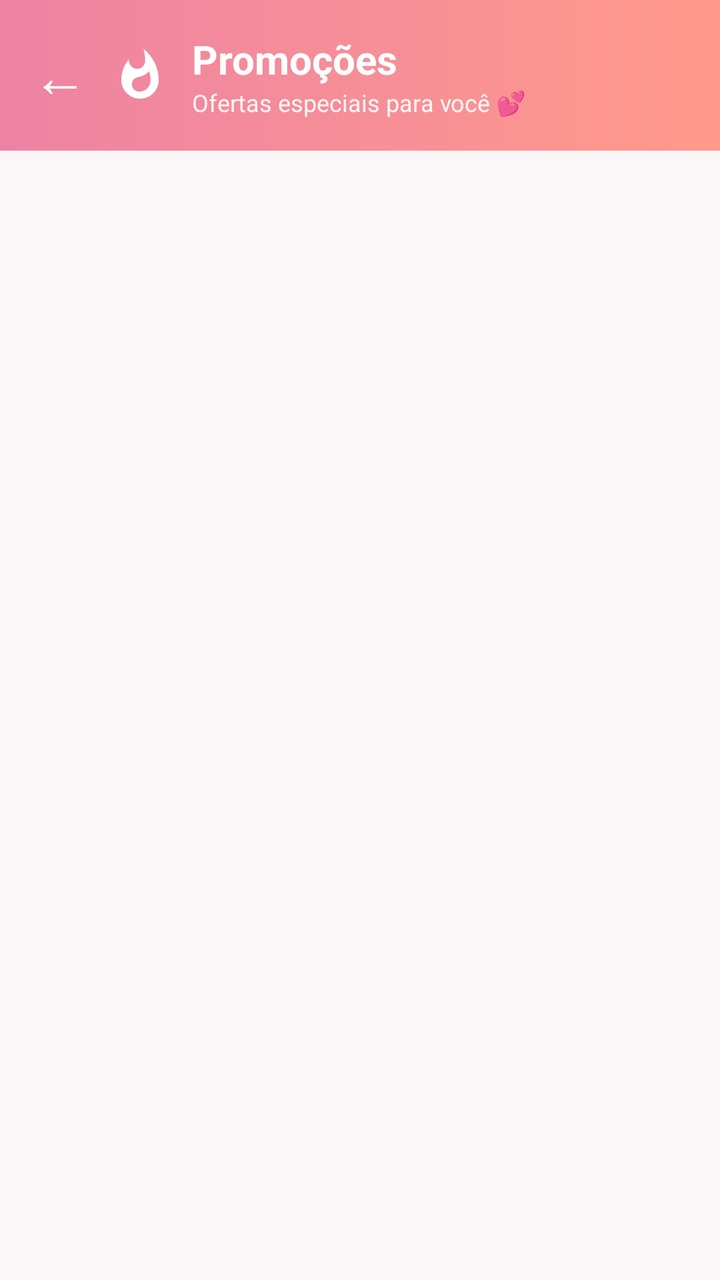
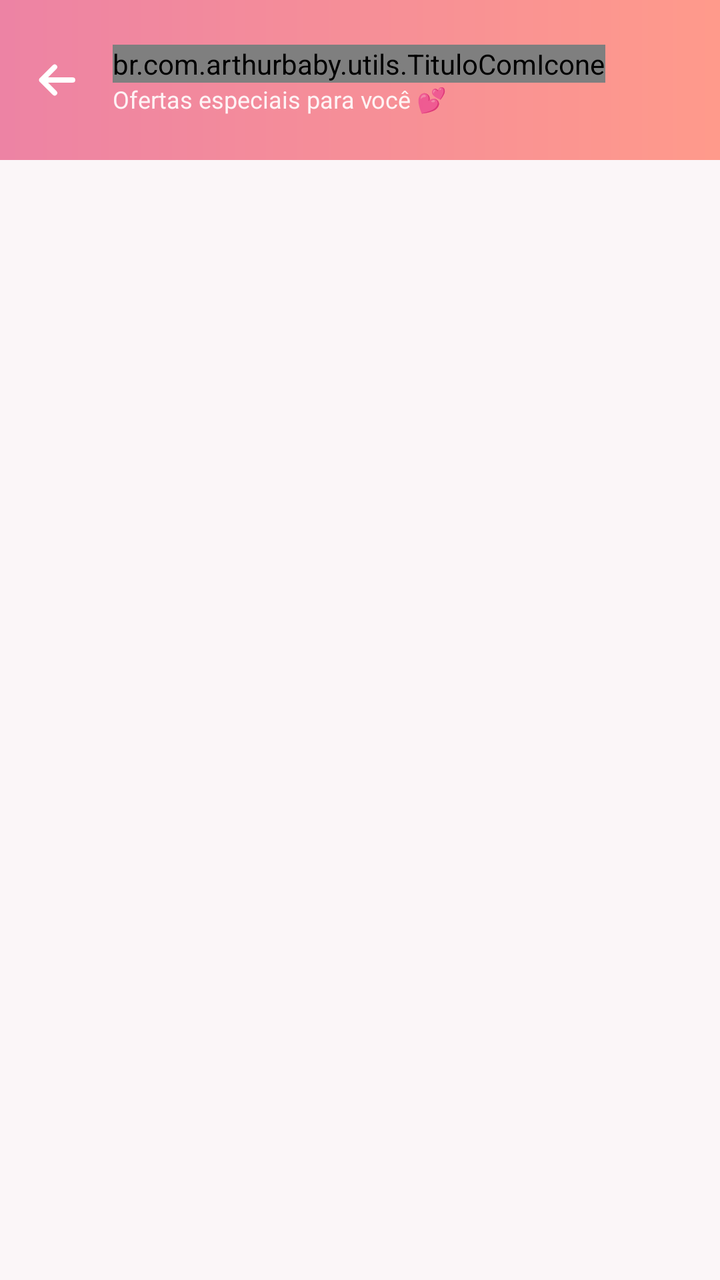

An Android layout rendered at two revisions. The XML below is the earlier revision; the diff shows what the commit changed to produce the second picture.
<!-- AndroidManifest.xml: application theme Theme.ArthurBaby -->
<!-- res/layout/fragment_promocoes.xml -->
<?xml version="1.0" encoding="utf-8"?>
<LinearLayout xmlns:android="http://schemas.android.com/apk/res/android"
    xmlns:app="http://schemas.android.com/apk/res-auto"
    android:layout_width="match_parent"
    android:layout_height="match_parent"
    android:orientation="vertical"
    android:background="@color/fundo_claro">

    
    <LinearLayout
        android:layout_width="match_parent"
        android:layout_height="wrap_content"
        android:orientation="horizontal"
        android:gravity="center_vertical"
        android:padding="16dp"
        android:paddingTop="20dp"
        android:paddingBottom="20dp"
        android:background="@drawable/bg_gradiente_promocao">

        <TextView
            android:id="@+id/btnVoltar"
            android:layout_width="wrap_content"
            android:layout_height="wrap_content"
            android:text="←"
            android:textSize="28sp"
            android:textColor="@color/branco"
            android:paddingEnd="12dp" />

        <LinearLayout
            android:layout_width="0dp"
            android:layout_height="wrap_content"
            android:layout_weight="1"
            android:orientation="horizontal"
            android:gravity="center_vertical">

            <ImageView
                android:layout_width="28dp"
                android:layout_height="28dp"
                android:src="@drawable/ic_promocao"
                app:tint="@color/branco"
                android:contentDescription="Promoções" />

            <LinearLayout
                android:layout_width="wrap_content"
                android:layout_height="wrap_content"
                android:orientation="vertical"
                android:layout_marginStart="12dp">

                <TextView
                    android:layout_width="wrap_content"
                    android:layout_height="wrap_content"
                    android:text="Promoções"
                    android:textSize="20sp"
                    android:textStyle="bold"
                    android:textColor="@color/branco" />

                <TextView
                    android:layout_width="wrap_content"
                    android:layout_height="wrap_content"
                    android:text="Ofertas especiais para você 💕"
                    android:textSize="12sp"
                    android:textColor="@color/branco"
                    android:alpha="0.9" />
            </LinearLayout>
        </LinearLayout>
    </LinearLayout>

    <ProgressBar
        android:id="@+id/progressBar"
        android:layout_width="48dp"
        android:layout_height="48dp"
        android:layout_gravity="center_horizontal"
        android:layout_marginTop="60dp"
        android:indeterminateTint="@color/rosa_arthur"
        android:visibility="gone" />

    <androidx.recyclerview.widget.RecyclerView
        android:id="@+id/rvPromocoes"
        android:layout_width="match_parent"
        android:layout_height="match_parent"
        android:padding="10dp"
        android:clipToPadding="false" />

</LinearLayout>
<!-- resources referenced by this layout -->
<resources>
  <color name="branco">#FFFFFF</color>
  <color name="fundo_claro">#FBF6F8</color>
  <color name="rosa_arthur">#ED83A4</color>
  <!-- drawable bg_gradiente_promocao (drawable) -->
  <?xml version="1.0" encoding="utf-8"?>
  <shape xmlns:android="http://schemas.android.com/apk/res/android"
      android:shape="rectangle">
      <gradient
          android:startColor="@color/rosa_arthur"
          android:endColor="@color/coral"
          android:angle="0"
          android:type="linear" />
  </shape>
  <!-- drawable ic_promocao (drawable) -->
  <vector xmlns:android="http://schemas.android.com/apk/res/android"
      android:width="24dp"
      android:height="24dp"
      android:viewportWidth="24"
      android:viewportHeight="24">
      <path
          android:fillColor="#FF000000"
          android:pathData="M13.5,0.67s0.74,2.65 0.74,4.8c0,2.06 -1.35,3.73 -3.41,3.73 -2.07,0 -3.63,-1.67 -3.63,-3.73l0.03,-0.36C5.21,7.51 4,10.62 4,14c0,4.42 3.58,8 8,8s8,-3.58 8,-8C20,8.61 17.41,3.8 13.5,0.67zM11.71,19c-1.78,0 -3.22,-1.4 -3.22,-3.14 0,-1.62 1.05,-2.76 2.81,-3.12 1.77,-0.36 3.6,-1.21 4.62,-2.58 0.39,1.29 0.59,2.65 0.59,4.04 0,2.65 -2.15,4.8 -4.8,4.8z"/>
  </vector>
  <style name="Theme.ArthurBaby" parent="Theme.MaterialComponents.DayNight.NoActionBar">
          <item name="colorPrimary">@color/verde_arthur</item>
          <item name="colorPrimaryVariant">@color/verde_escuro</item>
          <item name="colorOnPrimary">@color/branco</item>
          <item name="colorSecondary">@color/rosa_arthur</item>
          <item name="colorSecondaryVariant">@color/rosa_escuro</item>
          <item name="colorOnSecondary">@color/branco</item>
          <item name="android:statusBarColor">@color/verde_arthur</item>
          <item name="android:windowBackground">@color/fundo_claro</item>
          <item name="android:navigationBarColor">@color/branco</item>
          <item name="colorSurface">@color/branco</item>
          <item name="colorOnSurface">@color/texto_primario</item>
  
          
          <item name="android:windowLightStatusBar">false</item>
          <item name="android:windowLightNavigationBar">true</item>
      </style>
  <color name="coral">#FF9A8B</color>
  <color name="verde_arthur">#37B6B0</color>
  <color name="verde_escuro">#2A8F8A</color>
  <color name="rosa_escuro">#D56586</color>
  <color name="texto_primario">#3D2E34</color>
</resources>

<!-- the commit's change to res/layout/fragment_promocoes.xml (unified diff, before → after) -->
@@ -17,14 +17,10 @@
         android:paddingBottom="20dp"
         android:background="@drawable/bg_gradiente_promocao">
 
-        <TextView
+        <ImageButton
             android:id="@+id/btnVoltar"
-            android:layout_width="wrap_content"
-            android:layout_height="wrap_content"
-            android:text="←"
-            android:textSize="28sp"
-            android:textColor="@color/branco"
-            android:paddingEnd="12dp" />
+            style="@style/BotaoVoltar"
+            app:tint="@color/branco" />
 
         <LinearLayout
             android:layout_width="0dp"
@@ -33,26 +29,21 @@
             android:orientation="horizontal"
             android:gravity="center_vertical">
 
-            <ImageView
-                android:layout_width="28dp"
-                android:layout_height="28dp"
-                android:src="@drawable/ic_promocao"
-                app:tint="@color/branco"
-                android:contentDescription="Promoções" />
-
             <LinearLayout
                 android:layout_width="wrap_content"
                 android:layout_height="wrap_content"
-                android:orientation="vertical"
-                android:layout_marginStart="12dp">
+                android:orientation="vertical">
 
-                <TextView
+                <br.com.arthurbaby.utils.TituloComIcone
                     android:layout_width="wrap_content"
                     android:layout_height="wrap_content"
                     android:text="Promoções"
                     android:textSize="20sp"
                     android:textStyle="bold"
-                    android:textColor="@color/branco" />
+                    android:textColor="@color/branco"
+                    app:iconeTitulo="@drawable/ic_promocao"
+
+                    app:iconeClaro="true" />
 
                 <TextView
                     android:layout_width="wrap_content"
<!-- resource entries referenced after the edit -->
@@ -23,6 +23,19 @@
           android:fillColor="#FF000000"
           android:pathData="M13.5,0.67s0.74,2.65 0.74,4.8c0,2.06 -1.35,3.73 -3.41,3.73 -2.07,0 -3.63,-1.67 -3.63,-3.73l0.03,-0.36C5.21,7.51 4,10.62 4,14c0,4.42 3.58,8 8,8s8,-3.58 8,-8C20,8.61 17.41,3.8 13.5,0.67zM11.71,19c-1.78,0 -3.22,-1.4 -3.22,-3.14 0,-1.62 1.05,-2.76 2.81,-3.12 1.77,-0.36 3.6,-1.21 4.62,-2.58 0.39,1.29 0.59,2.65 0.59,4.04 0,2.65 -2.15,4.8 -4.8,4.8z"/>
   </vector>
+  <style name="BotaoVoltar">
+          <item name="android:layout_width">48dp</item>
+          <item name="android:layout_height">48dp</item>
+          <item name="android:layout_marginStart">-12dp</item>
+          <item name="android:layout_marginEnd">4dp</item>
+          <item name="android:padding">12dp</item>
+          <item name="android:scaleType">fitCenter</item>
+          <item name="android:src">@drawable/ic_voltar</item>
+          <item name="tint">@color/texto_primario</item>
+          <item name="android:background">?attr/selectableItemBackgroundBorderless</item>
+          <item name="android:contentDescription">Voltar</item>
+          <item name="android:tooltipText">Voltar</item>
+      </style>
   <style name="Theme.ArthurBaby" parent="Theme.MaterialComponents.DayNight.NoActionBar">
           <item name="colorPrimary">@color/verde_arthur</item>
           <item name="colorPrimaryVariant">@color/verde_escuro</item>
@@ -41,6 +54,20 @@
           <item name="android:windowLightNavigationBar">true</item>
       </style>
   <color name="coral">#FF9A8B</color>
+  <!-- drawable ic_voltar (drawable) -->
+  <?xml version="1.0" encoding="utf-8"?>
+  <vector xmlns:android="http://schemas.android.com/apk/res/android"
+      android:width="24dp"
+      android:height="24dp"
+      android:viewportWidth="24"
+      android:viewportHeight="24">
+      <path
+          android:pathData="M20,12H4.5M11,5.5L4.5,12L11,18.5"
+          android:strokeColor="#FF000000"
+          android:strokeWidth="2.6"
+          android:strokeLineCap="round"
+          android:strokeLineJoin="round" />
+  </vector>
   <color name="verde_arthur">#37B6B0</color>
   <color name="verde_escuro">#2A8F8A</color>
   <color name="rosa_escuro">#D56586</color>
